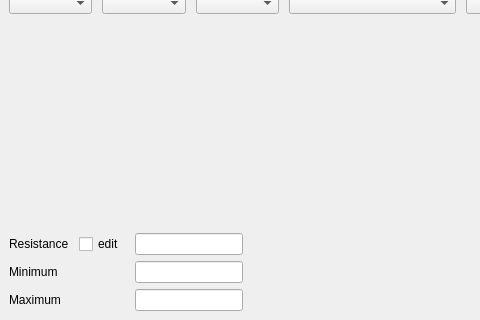
The window that ui/resistance_calc.ui (AlfredoCubitos/ResistorEnDeCode) describes before a commit, drawn with Qt 5; both pictures show x 0 to 480 and y 100 to 420 of the 642 by 420 pixel window.
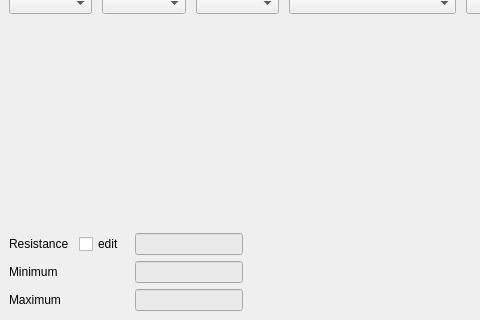
The same window after the commit. The open tabs and pages were chosen to show the change. Icons and pictures are not drawn.

Diff of the .ui file:
```diff
--- a/ui/resistance_calc.ui
+++ b/ui/resistance_calc.ui
@@ -503,6 +503,9 @@
             </item>
             <item row="3" column="2">
              <widget class="QLineEdit" name="lineEdit_resistance_max_5b">
+              <property name="styleSheet">
+               <string notr="true">background-color: rgb(234, 234, 234);</string>
+              </property>
               <property name="alignment">
                <set>Qt::AlignmentFlag::AlignCenter</set>
               </property>
@@ -513,6 +516,9 @@
             </item>
             <item row="2" column="2">
              <widget class="QLineEdit" name="lineEdit_resistance_min_5b">
+              <property name="styleSheet">
+               <string notr="true">background-color: rgb(234, 234, 234);</string>
+              </property>
               <property name="alignment">
                <set>Qt::AlignmentFlag::AlignCenter</set>
               </property>
@@ -523,6 +529,9 @@
             </item>
             <item row="1" column="2">
              <widget class="QLineEdit" name="lineEdit_resistance_5b">
+              <property name="styleSheet">
+               <string notr="true">background-color: rgb(234, 234, 234);</string>
+              </property>
               <property name="alignment">
                <set>Qt::AlignmentFlag::AlignCenter</set>
               </property>
```
Left out of the diff: 2 changed lines with no effect on the pictures.
